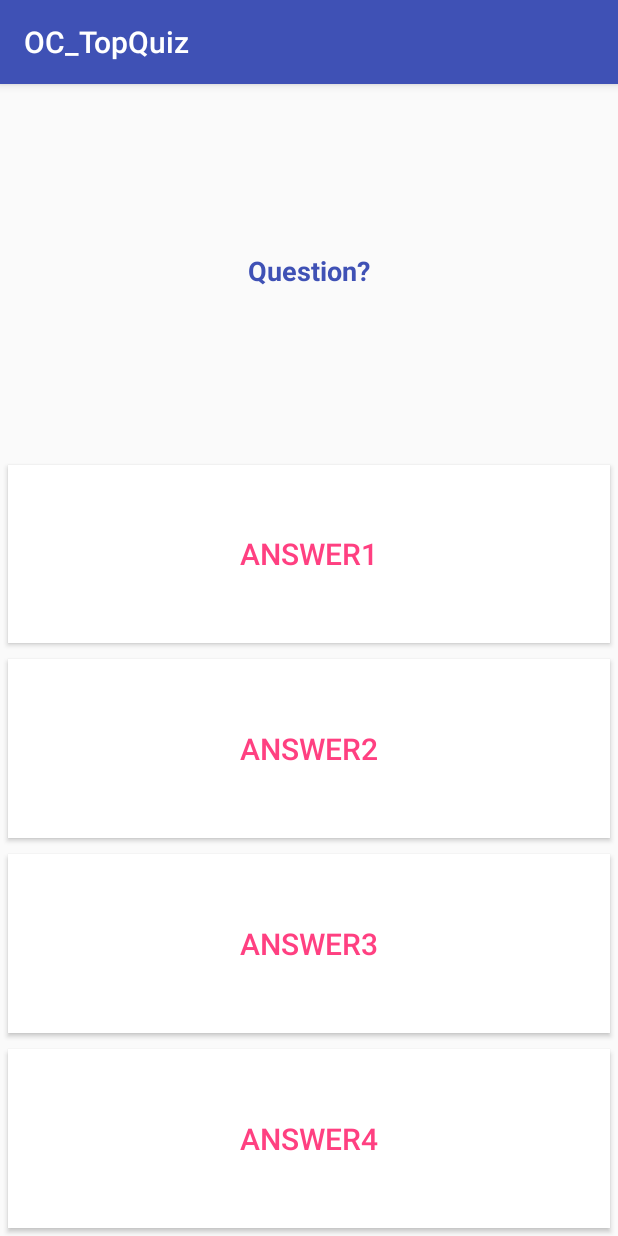
After one commit to olefrancois/OC_Android_TopQuiz, an Android app: the GameActivity screen opened directly, with no data from a screen before it, on a phone screen of 412 x 824 dp. The commit adds this screen. Run offline under Robolectric (Android 15) with nearby library versions, the phone set to English and light mode, and no system bars.

Commit message:
Créez une seconde activité

```diff
--- a/app/src/main/AndroidManifest.xml
+++ b/app/src/main/AndroidManifest.xml
@@ -16,6 +16,7 @@
                 <category android:name="android.intent.category.LAUNCHER" />
             </intent-filter>
         </activity>
+        <activity android:name=".GameActivity"></activity>
     </application>
 
 </manifest>
--- /dev/null
+++ b/app/src/main/java/com/lefrancois/olivier/oc_topquiz/GameActivity.java
@@ -0,0 +1,26 @@
+package com.lefrancois.olivier.oc_topquiz;
+
+import android.os.Bundle;
+import android.support.v7.app.AppCompatActivity;
+import android.widget.Button;
+import android.widget.TextView;
+
+public class GameActivity extends AppCompatActivity {
+
+    private TextView mGreetingText;
+    private Button mAnswer1;
+    private Button mAnswer2;
+    private Button mAnswer3;
+    private Button mAnswer4;
+
+    @Override
+    protected void onCreate(Bundle savedInstanceState) {
+        super.onCreate(savedInstanceState);
+        setContentView(R.layout.activity_game);
+        mGreetingText = (TextView) findViewById(R.id.activity_main_greeting_txt);
+        mAnswer1 = (Button) findViewById(R.id.activity_game_answer1_btn);
+        mAnswer2 = (Button) findViewById(R.id.activity_game_answer2_btn);
+        mAnswer3 = (Button) findViewById(R.id.activity_game_answer3_btn);
+        mAnswer4 = (Button) findViewById(R.id.activity_game_answer4_btn);
+    }
+}
--- a/app/src/main/java/com/lefrancois/olivier/oc_topquiz/MainActivity.java
+++ b/app/src/main/java/com/lefrancois/olivier/oc_topquiz/MainActivity.java
@@ -1,5 +1,6 @@
 package com.lefrancois.olivier.oc_topquiz;
 
+import android.content.Intent;
 import android.os.Bundle;
 import android.support.v7.app.AppCompatActivity;
 import android.text.Editable;
@@ -44,7 +45,8 @@ public class MainActivity extends AppCompatActivity {
         mPlayButton.setOnClickListener(new View.OnClickListener() {
             @Override
             public void onClick(View view) {
-
+                Intent gameActivity = new Intent(MainActivity.this, GameActivity.class);
+                startActivity(gameActivity);
             }
         });
 
--- /dev/null
+++ b/app/src/main/res/layout/activity_game.xml
@@ -0,0 +1,69 @@
+<?xml version="1.0" encoding="utf-8"?>
+<LinearLayout xmlns:android="http://schemas.android.com/apk/res/android"
+    xmlns:tools="http://schemas.android.com/tools"
+    android:layout_width="match_parent"
+    android:layout_height="match_parent"
+    android:orientation="vertical"
+    tools:context="com.lefrancois.olivier.oc_topquiz.GameActivity">
+
+    <TextView
+        android:id="@+id/activity_game_question_text"
+        android:layout_width="match_parent"
+        android:layout_height="0dp"
+        android:layout_weight="2"
+        android:textColor="@color/colorPrimary"
+        android:layout_marginTop="5dp"
+        android:layout_marginBottom="5dp"
+        android:layout_marginStart="15dp"
+        android:layout_marginEnd="15dp"
+        android:textSize="18sp"
+        android:textStyle="bold"
+        android:gravity="center"
+        android:text="Question?" />
+
+    <Button
+        android:id="@+id/activity_game_answer1_btn"
+        android:layout_width="match_parent"
+        android:layout_height="0dp"
+        android:layout_margin="5dp"
+        android:layout_weight="1"
+        android:textColor="@color/colorAccent"
+        android:background="@android:color/white"
+        android:textSize="20sp"
+        android:text="Answer1" />
+
+    <Button
+        android:id="@+id/activity_game_answer2_btn"
+        android:layout_width="match_parent"
+        android:layout_height="0dp"
+        android:layout_margin="5dp"
+        android:layout_weight="1"
+        android:textColor="@color/colorAccent"
+        android:background="@android:color/white"
+        android:textSize="20sp"
+        android:text="Answer2" />
+
+    <Button
+        android:id="@+id/activity_game_answer3_btn"
+        android:layout_width="match_parent"
+        android:layout_height="0dp"
+        android:layout_margin="5dp"
+        android:layout_weight="1"
+        android:textColor="@color/colorAccent"
+        android:background="@android:color/white"
+        android:textSize="20sp"
+        android:text="Answer3" />
+
+    <Button
+        android:id="@+id/activity_game_answer4_btn"
+        android:layout_width="match_parent"
+        android:layout_height="0dp"
+        android:layout_margin="5dp"
+        android:layout_weight="1"
+        android:textColor="@color/colorAccent"
+        android:background="@android:color/white"
+        android:textSize="20sp"
+        android:text="Answer4" />
+
+
+</LinearLayout>
```
